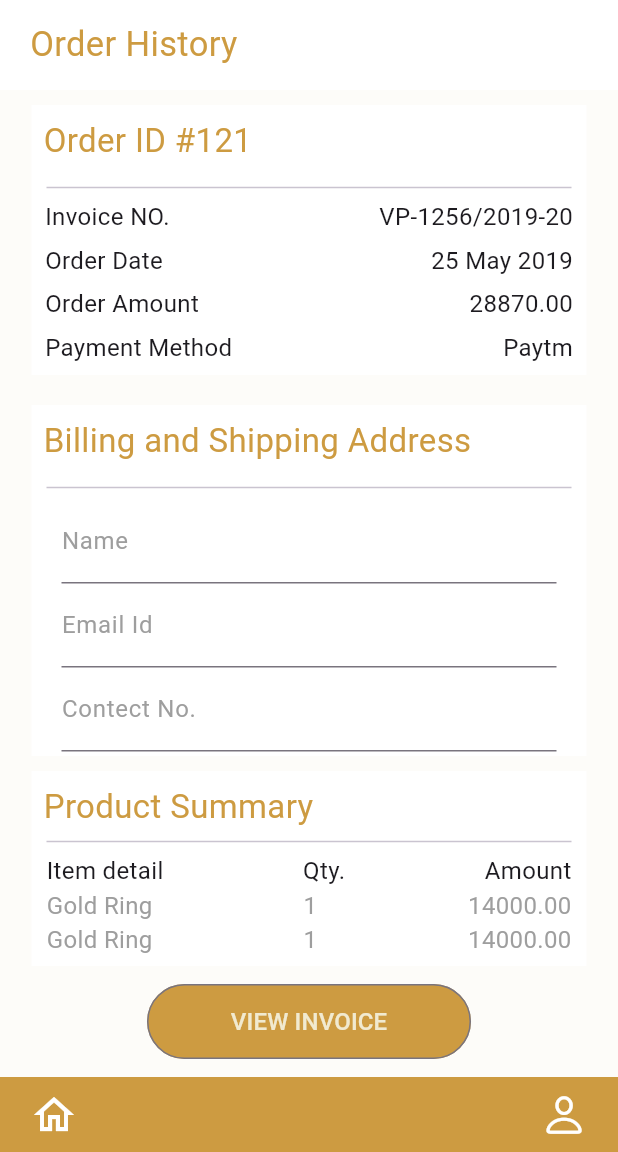
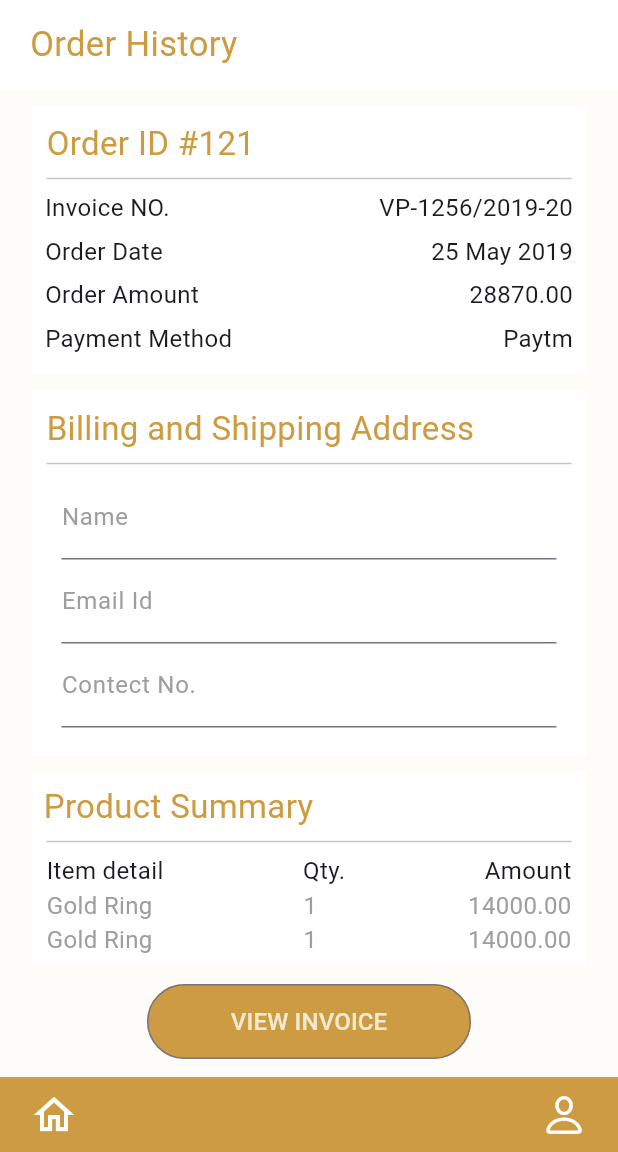
Before and after one commit to KrishBusa/vakpati, a Flutter app: the Order_History_1_page screen opened directly, on a phone screen of 412 x 824 dp, the part 84-1236 px from its top. Run offline on Flutter 3.47's test engine with Material 3 defaults, Android fonts, the phone set to English and light mode, and no system bars; our stand-ins replace carousel_slider, dotted_line, timelines; network calls fail.

Commit message:
save change

```diff
--- a/lib/product_page/Order_history_2.dart
+++ b/lib/product_page/Order_history_2.dart
@@ -152,9 +152,9 @@ class _OrderHistoryPageState extends State<OrderHistoryPage> {
                 Navigator.push(context, MaterialPageRoute(builder: (_)=>My_Invoice_page()));
               },
               style: OutlinedButton.styleFrom(
-                backgroundColor: const Color.fromRGBO(205, 155, 65, 1.0),
+                backgroundColor:  Color.fromRGBO(205, 155, 65, 1.0),
               ),
-              child: const Text(
+              child:  Text(
                 "VIEW INVOICE",
                 style: TextStyle(
                   fontSize: 16,
--- a/lib/product_page/product_Page.dart
+++ b/lib/product_page/product_Page.dart
@@ -277,7 +277,7 @@ class ProductDetailPage extends StatelessWidget {
                       ),
                     ),
                     Spacer(),
-                    Icon(Icons.keyboard_arrow_down_outlined,size: 45,color: Colors.grey,),
+                    Icon(Icons.keyboard_arrow_down_outlined,size: 48,color: Colors.grey,),
                     SizedBox(width: 10,),
                   ],
                 ),
--- a/lib/screen/Order_History_1.dart
+++ b/lib/screen/Order_History_1.dart
@@ -54,7 +54,7 @@ class _Order_History_1_pageState extends State<Order_History_1_page> {
                 Row(
                   children: [
                     Padding(
-                      padding: const EdgeInsets.all(8.0),
+                      padding:  EdgeInsets.fromLTRB(10, 10, 10, 0),
                       child: Text("Order ID #121",style: TextStyle(fontWeight: FontWeight.w400,fontSize: 22,color: Color.fromRGBO(205, 155, 65, 1.0),),),
                     ),
                   ],
@@ -108,7 +108,6 @@ class _Order_History_1_pageState extends State<Order_History_1_page> {
           Expanded(
             child: SingleChildScrollView(
               child: Container(
-                margin: EdgeInsets.all(10),
                 color: Colors.white,
                 width: 370,
                 child: Column(
@@ -116,8 +115,15 @@ class _Order_History_1_pageState extends State<Order_History_1_page> {
                     Row(
                       children: [
                         Padding(
-                          padding: const EdgeInsets.all(8.0),
-                          child: Text("Billing and Shipping Address",style: TextStyle(fontWeight: FontWeight.w400,fontSize: 22,color: Color.fromRGBO(205, 155, 65, 1.0),),),
+                          padding:  EdgeInsets.fromLTRB(10, 10, 10, 0),
+                          child: Text(
+                            "Billing and Shipping Address",
+                            style: TextStyle(
+                              fontWeight: FontWeight.w400,
+                              fontSize: 22,
+                              color: Color.fromRGBO(205, 155, 65, 1.0),
+                            ),
+                          ),
                         ),
                       ],
                     ),
```
Also changed, not shown: lib/cart/cart_page.dart (+7 -9 lines), lib/cart/checkout_page_2.dart (+7 -8 lines), lib/home_screen.dart (+16 -11 lines), lib/product_page/categaris_images_screen.dart (+7 -1 lines), lib/product_page/my_invoice.dart (+5 -5 lines).
